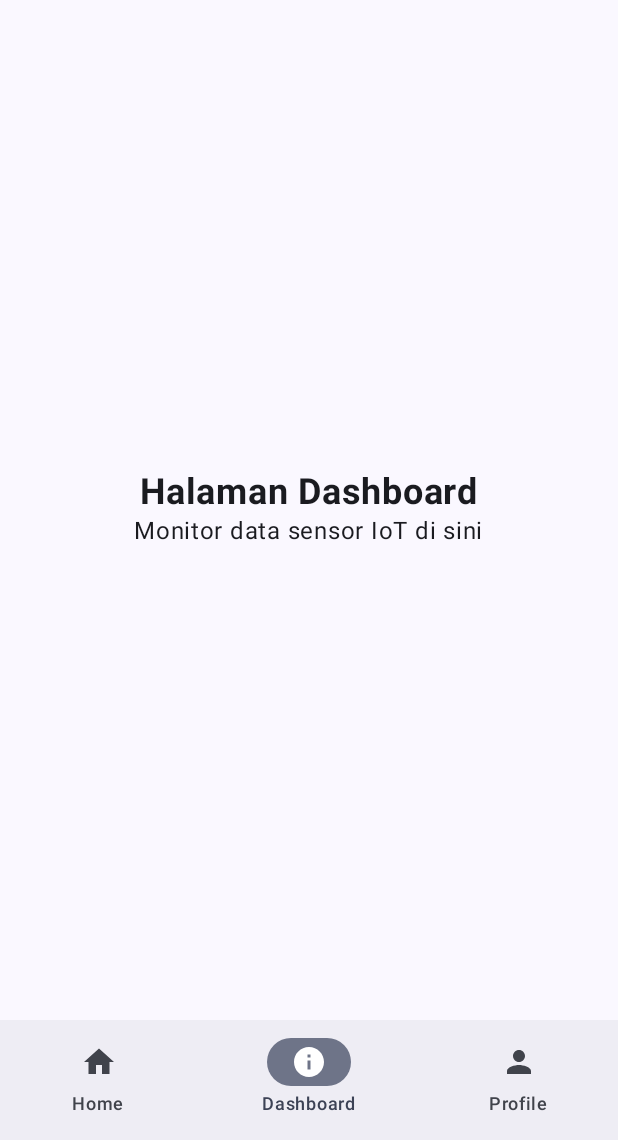
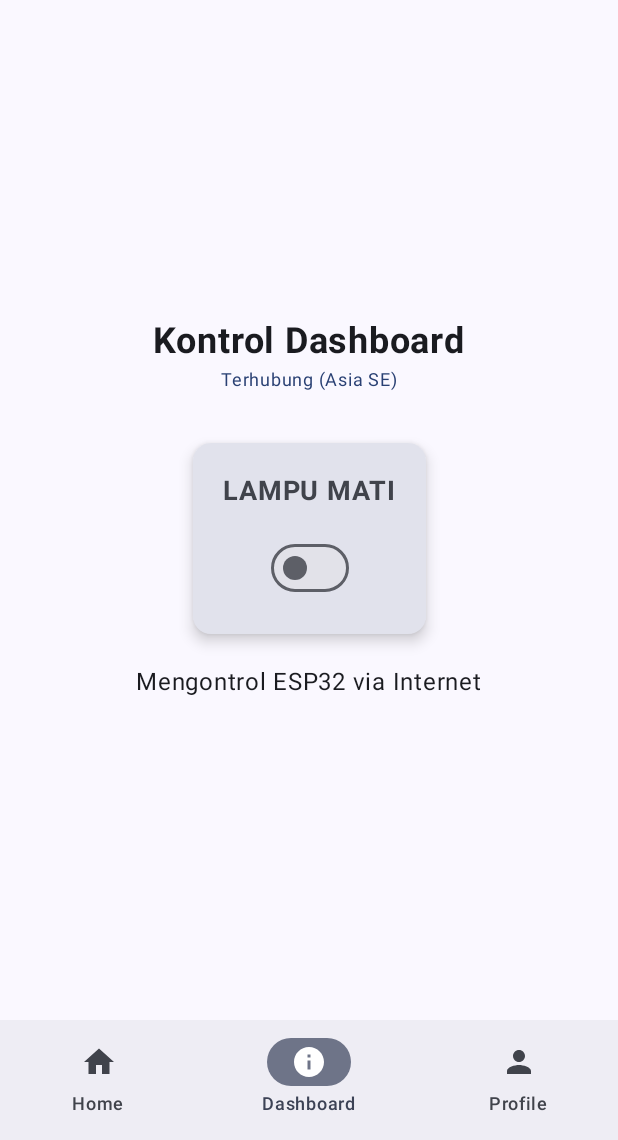
Before and after one commit to Alex16oz/UASkelompok7IOT, an Android app built with Jetpack Compose: the DashboardScreen screen opened through its navigation route, on a phone screen of 412 x 824 dp, the part 96-1236 px from its top. Run offline under Robolectric (Android 15) with nearby library versions, the phone set to English and light mode, and no system bars; our stand-ins replace Firebase (no records; nobody signed in at launch, a user with empty details on screens opened directly).

Commit message:
v3 basic led

```diff
--- a/app/build.gradle.kts
+++ b/app/build.gradle.kts
@@ -53,6 +53,7 @@ dependencies {
     implementation(platform(libs.firebase.bom))
     implementation(libs.firebase.analytics)
     implementation(libs.androidx.navigation.compose)
+    implementation(libs.firebase.database)
     testImplementation(libs.junit)
     androidTestImplementation(libs.androidx.junit)
     androidTestImplementation(libs.androidx.espresso.core)
--- a/app/src/main/AndroidManifest.xml
+++ b/app/src/main/AndroidManifest.xml
@@ -1,6 +1,7 @@
 <?xml version="1.0" encoding="utf-8"?>
 <manifest xmlns:android="http://schemas.android.com/apk/res/android"
     xmlns:tools="http://schemas.android.com/tools">
+    <uses-permission android:name="android.permission.INTERNET" />
 
     <application
         android:allowBackup="true"
--- a/app/src/main/java/UAS/kelompok7/com/MainActivity.kt
+++ b/app/src/main/java/UAS/kelompok7/com/MainActivity.kt
@@ -1,40 +1,34 @@
 package UAS.kelompok7.com
 
 import android.os.Bundle
+import android.util.Log
 import androidx.activity.ComponentActivity
 import androidx.activity.compose.setContent
 import androidx.activity.enableEdgeToEdge
-import androidx.compose.foundation.layout.Arrangement
-import androidx.compose.foundation.layout.Column
-import androidx.compose.foundation.layout.fillMaxSize
-import androidx.compose.foundation.layout.padding
+import androidx.compose.foundation.layout.*
 import androidx.compose.material.icons.Icons
 import androidx.compose.material.icons.filled.Home
 import androidx.compose.material.icons.filled.Info
 import androidx.compose.material.icons.filled.Person
-import androidx.compose.material3.CenterAlignedTopAppBar
-import androidx.compose.material3.ExperimentalMaterial3Api
-import androidx.compose.material3.Icon
-import androidx.compose.material3.MaterialTheme
-import androidx.compose.material3.NavigationBar
-import androidx.compose.material3.NavigationBarItem
-import androidx.compose.material3.Scaffold
-import androidx.compose.material3.Text
-import androidx.compose.material3.TopAppBarDefaults
-import androidx.compose.runtime.Composable
-import androidx.compose.runtime.getValue
+import androidx.compose.material3.*
+import androidx.compose.runtime.*
 import androidx.compose.ui.Alignment
 import androidx.compose.ui.Modifier
 import androidx.compose.ui.graphics.vector.ImageVector
 import androidx.compose.ui.text.font.FontWeight
+import androidx.compose.ui.tooling.preview.Preview
+import androidx.compose.ui.unit.dp
 import androidx.compose.ui.unit.sp
 import androidx.navigation.NavGraph.Companion.findStartDestination
 import androidx.navigation.compose.NavHost
 import androidx.navigation.compose.composable
 import androidx.navigation.compose.currentBackStackEntryAsState
 import androidx.navigation.compose.rememberNavController
-import UAS.kelompok7.com.ui.theme.UASkelompok7IOTTheme
-import androidx.compose.ui.tooling.preview.Preview
+import com.google.firebase.database.DataSnapshot
+import com.google.firebase.database.DatabaseError
+import com.google.firebase.database.ValueEventListener
+import com.google.firebase.database.ktx.database
+import com.google.firebase.ktx.Firebase
 import UAS.kelompok7.com.ui.theme.UASkelompok7IOTTheme
 
 class MainActivity : ComponentActivity() {
@@ -61,7 +55,6 @@ data class BottomNavItem(
 fun MainScreen() {
     val navController = rememberNavController()
 
-    // Daftar 3 Halaman
     val navItems = listOf(
         BottomNavItem("Home", Icons.Default.Home, "home"),
         BottomNavItem("Dashboard", Icons.Default.Info, "dashboard"),
@@ -70,7 +63,6 @@ fun MainScreen() {
 
     Scaffold(
         modifier = Modifier.fillMaxSize(),
-        // BAGIAN 1: TOP APP BAR
         topBar = {
             CenterAlignedTopAppBar(
                 title = {
@@ -85,10 +77,8 @@ fun MainScreen() {
                 )
             )
         },
-        // BAGIAN 2: BOTTOM NAVIGATION BAR
         bottomBar = {
             NavigationBar {
-                // Mendapatkan route saat ini agar icon aktif bisa menyala
                 val navBackStackEntry by navController.currentBackStackEntryAsState()
                 val currentRoute = navBackStackEntry?.destination?.route
 
@@ -99,7 +89,6 @@ fun MainScreen() {
                         selected = currentRoute == item.route,
                         onClick = {
                             navController.navigate(item.route) {
-                                // Agar tidak menumpuk halaman saat back button ditekan
                                 popUpTo(navController.graph.findStartDestination().id) {
                                     saveState = true
                                 }
@@ -112,7 +101,6 @@ fun MainScreen() {
             }
         }
     ) { innerPadding ->
-        // BAGIAN 3: KONTEN HALAMAN (NAV HOST)
         NavHost(
             navController = navController,
             startDestination = "home",
@@ -122,7 +110,7 @@ fun MainScreen() {
                 PageContent(title = "Halaman Home", description = "Selamat datang di Aplikasi IoT Kelompok 7")
             }
             composable("dashboard") {
-                PageContent(title = "Halaman Dashboard", description = "Monitor data sensor IoT di sini")
+                DashboardScreen()
             }
             composable("profile") {
                 PageContent(title = "Halaman Profile", description = "Informasi Anggota Kelompok")
@@ -131,7 +119,92 @@ fun MainScreen() {
     }
 }
 
-// Komponen sederhana untuk isi setiap halaman
+@Composable
+fun DashboardScreen() {
+    // State untuk status LED (Hidup/Mati)
+    var isLedOn by remember { mutableStateOf(false) }
+
+    // State status koneksi
+    var isDatabaseReady by remember { mutableStateOf(false) }
+    var connectionStatus by remember { mutableStateOf("Menghubungkan ke Asia-Southeast1...") }
+
+    // ===================================================================================
+    // PERBAIKAN PENTING: MENGGUNAKAN URL SPESIFIK ASIA SOUTHEAST
+    // ===================================================================================
+    val database = Firebase.database("https://uaskelompok7-a8d53-default-rtdb.asia-southeast1.firebasedatabase.app")
+    val myRef = database.getReference("IOT/led")
+
+    LaunchedEffect(Unit) {
+        myRef.addValueEventListener(object : ValueEventListener {
+            override fun onDataChange(snapshot: DataSnapshot) {
+                val status = snapshot.getValue(Boolean::class.java)
+                isLedOn = status ?: false
+                isDatabaseReady = true
+                connectionStatus = "Terhubung (Asia SE)"
+                Log.d("FIREBASE", "Status LED diterima: $isLedOn")
+            }
+
+            override fun onCancelled(error: DatabaseError) {
+                isDatabaseReady = false
+                connectionStatus = "Error: ${error.message}"
+                Log.e("FIREBASE", "Error Database: ${error.message}")
+            }
+        })
+    }
+
+    Column(
+        modifier = Modifier.fillMaxSize(),
+        verticalArrangement = Arrangement.Center,
+        horizontalAlignment = Alignment.CenterHorizontally
+    ) {
+        Text(
+            text = "Kontrol Dashboard",
+            fontSize = 24.sp,
+            fontWeight = FontWeight.Bold
+        )
+
+        Text(
+            text = connectionStatus,
+            fontSize = 12.sp,
+            color = if (isDatabaseReady) MaterialTheme.colorScheme.primary else MaterialTheme.colorScheme.error
+        )
+
+        Spacer(modifier = Modifier.height(30.dp))
+
+        Card(
+            colors = CardDefaults.cardColors(
+                containerColor = if (isLedOn) MaterialTheme.colorScheme.primaryContainer else MaterialTheme.colorScheme.surfaceVariant
+            ),
+            elevation = CardDefaults.cardElevation(defaultElevation = 6.dp)
+        ) {
+            Column(
+                modifier = Modifier.padding(20.dp),
+                horizontalAlignment = Alignment.CenterHorizontally
+            ) {
+                Text(
+                    text = if (isLedOn) "LAMPU MENYALA" else "LAMPU MATI",
+                    fontSize = 18.sp,
+                    fontWeight = FontWeight.Bold
+                )
+
+                Spacer(modifier = Modifier.height(15.dp))
+
+                Switch(
+                    checked = isLedOn,
+                    onCheckedChange = { checked ->
+                        isLedOn = checked
+                        myRef.setValue(checked)
+                    },
+                    enabled = isDatabaseReady
+                )
+            }
+        }
+
+        Spacer(modifier = Modifier.height(20.dp))
+        Text(text = "Mengontrol ESP32 via Internet")
+    }
+}
+
 @Composable
 fun PageContent(title: String, description: String) {
     Column(
@@ -140,6 +213,7 @@ fun PageContent(title: String, description: String) {
         horizontalAlignment = Alignment.CenterHorizontally
     ) {
         Text(text = title, fontSize = 24.sp, fontWeight = FontWeight.Bold)
+        Spacer(modifier = Modifier.height(8.dp))
         Text(text = description)
     }
 }
--- a/gradle/libs.versions.toml
+++ b/gradle/libs.versions.toml
@@ -29,7 +29,7 @@ androidx-compose-material3 = { group = "androidx.compose.material3", name = "mat
 firebase-bom = { group = "com.google.firebase", name = "firebase-bom", version.ref = "firebaseBom" }
 firebase-analytics = { group = "com.google.firebase", name = "firebase-analytics" }
 androidx-navigation-compose = { group = "androidx.navigation", name = "navigation-compose", version.ref = "navigationCompose" }
-
+firebase-database = { group = "com.google.firebase", name = "firebase-database" }
 
 
 [plugins]
```
